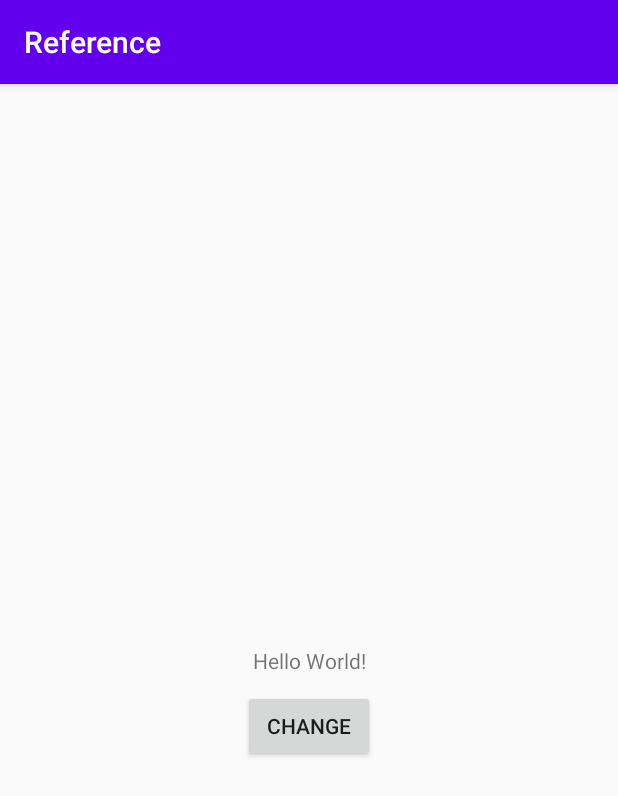
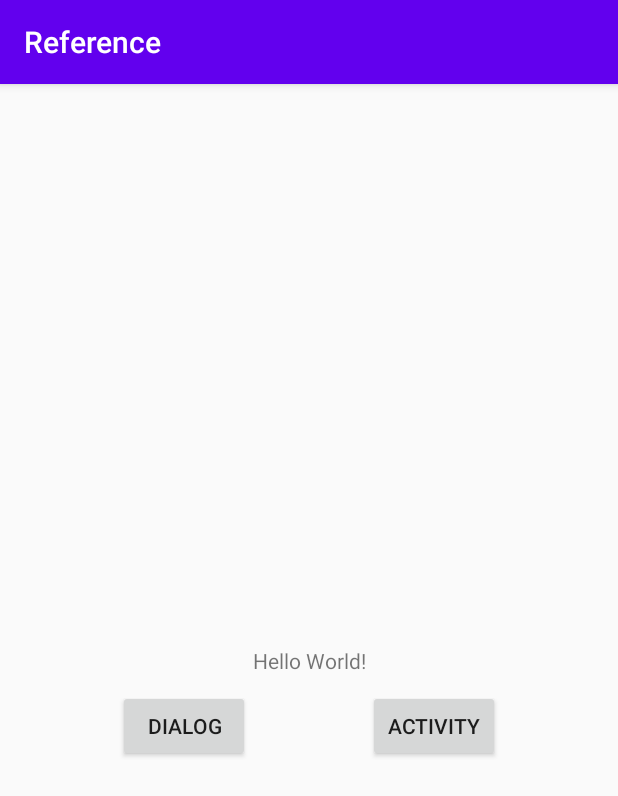
Before and after one commit to jhamin0511/Reference, an Android app: the screen it shows after launch (MainActivity), on a phone screen of 412 x 824 dp. Shown: the top 796 px of the screen. Run offline under Robolectric (Android 15) with nearby library versions, the phone set to English and light mode, and no system bars.

Commit message:
feat: Activity Intent 객체 참조 사용
Intent로 객체를 넘기면 참조를 사용하지 않고 새로운 객체 참조가 진행된다.

```diff
--- a/app/src/main/AndroidManifest.xml
+++ b/app/src/main/AndroidManifest.xml
@@ -16,6 +16,7 @@
                 <category android:name="android.intent.category.LAUNCHER" />
             </intent-filter>
         </activity>
+        <activity android:name=".ChangeActivity" />
     </application>
 
 </manifest>
--- a/app/src/main/java/com/github/jhamin0511/reference/ChangeDialog.kt
+++ b/app/src/main/java/com/github/jhamin0511/reference/ChangeDialog.kt
@@ -3,6 +3,7 @@ package com.github.jhamin0511.reference
 import android.app.Dialog
 import android.content.Context
 import android.os.Bundle
+import android.util.Log
 import android.widget.EditText
 import androidx.appcompat.app.AlertDialog
 import androidx.fragment.app.DialogFragment
@@ -31,6 +32,7 @@ class ChangeDialog : DialogFragment() {
         callback = context as ChangeCallback
 
         entity = arguments?.getParcelable("entity")!!
+        Log.i(this::class.simpleName, "entity ${System.identityHashCode(entity)}")
     }
 
     override fun onCreateDialog(savedInstanceState: Bundle?): Dialog {
--- a/app/src/main/java/com/github/jhamin0511/reference/MainActivity.kt
+++ b/app/src/main/java/com/github/jhamin0511/reference/MainActivity.kt
@@ -1,6 +1,9 @@
 package com.github.jhamin0511.reference
 
+
+import android.content.Intent
 import android.os.Bundle
+import android.util.Log
 import android.widget.Button
 import android.widget.TextView
 import androidx.appcompat.app.AppCompatActivity
@@ -8,23 +11,44 @@ import androidx.appcompat.app.AppCompatActivity
 class MainActivity : AppCompatActivity(), ChangeCallback {
 
     private lateinit var text: TextView
-    private lateinit var change: Button
+    private lateinit var dialog: Button
+    private lateinit var activity: Button
 
     private var entity = ChangeEntity()
 
     override fun onCreate(savedInstanceState: Bundle?) {
         super.onCreate(savedInstanceState)
+
         setContentView(R.layout.activity_main)
-
         text = findViewById(R.id.text)
-        change = findViewById(R.id.change)
+        dialog = findViewById(R.id.dialog)
+        activity = findViewById(R.id.activity)
 
         entity.text = text.text.toString()
+        Log.i(this::class.simpleName, "entity ${System.identityHashCode(entity)}")
 
-        change.setOnClickListener {
+        dialog.setOnClickListener {
             val dialog = ChangeDialog.getInstance(entity)
             val ft = supportFragmentManager.beginTransaction()
             dialog.show(ft, ChangeDialog::class.java.simpleName)
+        }
+        activity.setOnClickListener {
+            val intent = Intent(this, ChangeActivity::class.java).apply {
+                putExtra("entity", entity)
+            }
+            startActivityForResult(intent, ChangeActivity.REQUEST_CODE)
+        }
+    }
+
+    override fun onActivityResult(requestCode: Int, resultCode: Int, data: Intent?) {
+        super.onActivityResult(requestCode, resultCode, data)
+
+        if (resultCode == RESULT_OK) {
+            when (requestCode) {
+                ChangeActivity.REQUEST_CODE -> {
+                    text.text = entity.text
+                }
+            }
         }
     }
 
--- a/app/src/main/res/layout/activity_main.xml
+++ b/app/src/main/res/layout/activity_main.xml
@@ -17,13 +17,23 @@
         app:layout_constraintTop_toTopOf="parent" />
 
     <Button
-        android:id="@+id/change"
+        android:id="@+id/dialog"
         android:layout_width="wrap_content"
         android:layout_height="wrap_content"
         android:layout_marginTop="10dp"
-        android:text="change"
-        app:layout_constraintEnd_toEndOf="parent"
+        android:text="dialog"
+        app:layout_constraintEnd_toStartOf="@id/activity"
         app:layout_constraintStart_toStartOf="parent"
         app:layout_constraintTop_toBottomOf="@id/text" />
 
+    <Button
+        android:id="@+id/activity"
+        android:layout_width="wrap_content"
+        android:layout_height="wrap_content"
+        android:layout_marginTop="10dp"
+        android:text="activity"
+        app:layout_constraintEnd_toEndOf="parent"
+        app:layout_constraintStart_toEndOf="@id/dialog"
+        app:layout_constraintTop_toBottomOf="@id/text" />
+
 </androidx.constraintlayout.widget.ConstraintLayout>
```
Also changed, not shown: app/src/main/java/com/github/jhamin0511/reference/ChangeActivity.kt (added, +39 -0 lines), app/src/main/res/layout/change_activity.xml (added, +32 -0 lines).
